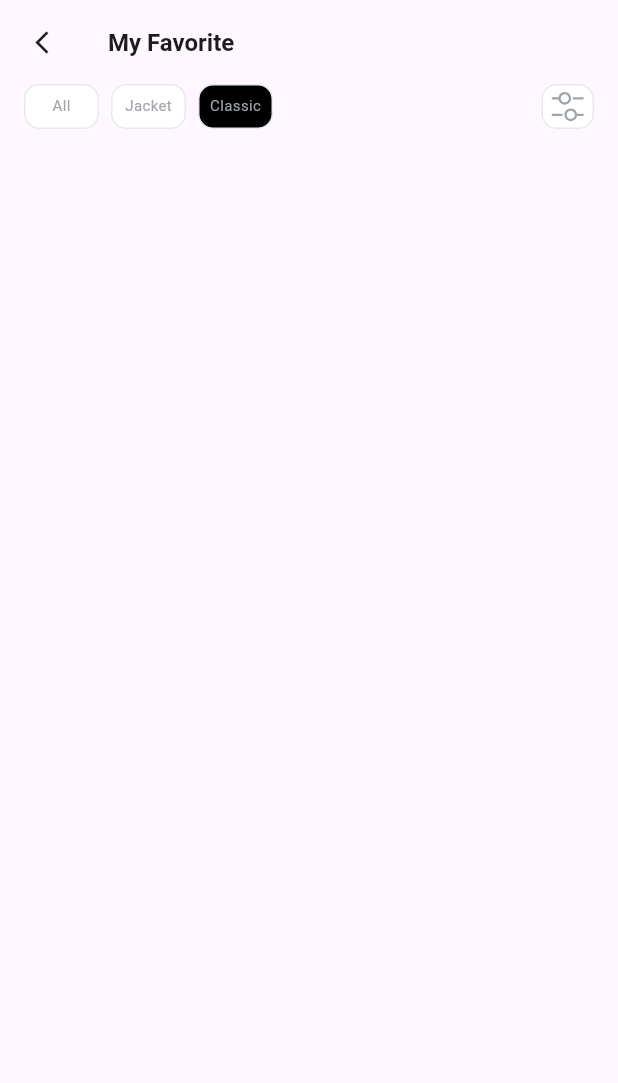
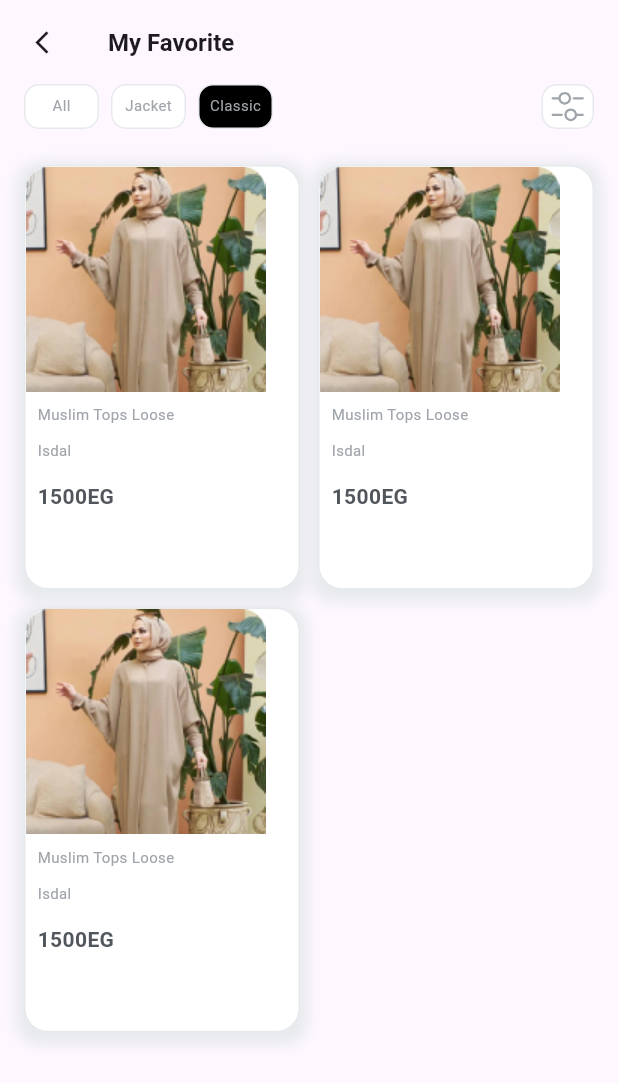
Before and after one commit to Mohamed123-r/clothes_shop, a Flutter app: the MyFavorite screen opened directly, on a phone screen of 412 x 824 dp. Shown: the top 1083 px of the screen. Run offline on Flutter 3.47's test engine with Material 3 defaults, Android fonts, the phone set to English and light mode, and no system bars; our stand-ins replace carousel_slider, easy_splash_screen, flutter_svg, shared_preferences; accounts and stored records are empty.

Commit message:
Add custom cart display in MyFavorite screen
Import CustomCart widget and Assets, and implement a GridView to display cart items in the MyFavorite screen. Adjust layout with padding and spacing for better UI.

```diff
--- a/lib/features/favorite/presentation/view/my_favorite.dart
+++ b/lib/features/favorite/presentation/view/my_favorite.dart
@@ -1,4 +1,6 @@
 import 'package:clothes_shop_app/core/widgets/custom_app_bar.dart';
+import 'package:clothes_shop_app/core/widgets/custom_cart.dart';
+import 'package:clothes_shop_app/generated/assets.dart';
 import 'package:flutter/material.dart';
 import 'widgets/taps_section.dart';
 
@@ -9,11 +11,34 @@ class MyFavorite extends StatelessWidget {
   Widget build(BuildContext context) {
     return Scaffold(
       appBar: customAppbar(context, title: 'My Favorite'),
-      body: const Padding(
-        padding: EdgeInsets.symmetric(horizontal: 16.0),
+      body:  Padding(
+        padding: const EdgeInsets.symmetric(horizontal: 16.0),
         child: Column(
           children: [
-            TapsSection(),
+            const TapsSection(),
+            const SizedBox(height: 24.0),
+            SingleChildScrollView(
+              child: GridView.count(
+                padding: EdgeInsets.zero,
+                crossAxisCount: 2,
+                childAspectRatio: 0.65,
+                crossAxisSpacing: 12,
+                mainAxisSpacing: 12,
+                shrinkWrap: true,
+                physics: const NeverScrollableScrollPhysics(),
+                children: List.generate(
+                  3,
+                      (index) {
+                    return const CustomCart(
+                      title: 'Muslim Tops Loose',
+                      subTitle: 'Isdal',
+                      price: '1500EG',
+                      image: Assets.imagesTest,
+                    );
+                  },
+                ),
+              ),
+            ),
           ],
         ),
       ),
```
